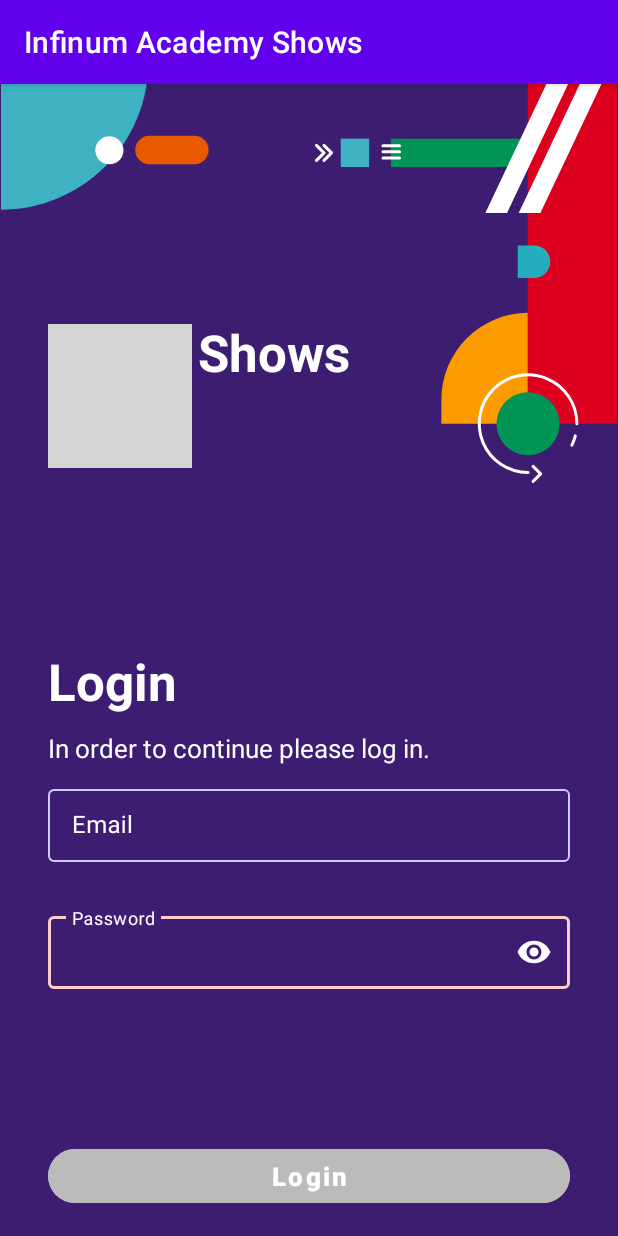
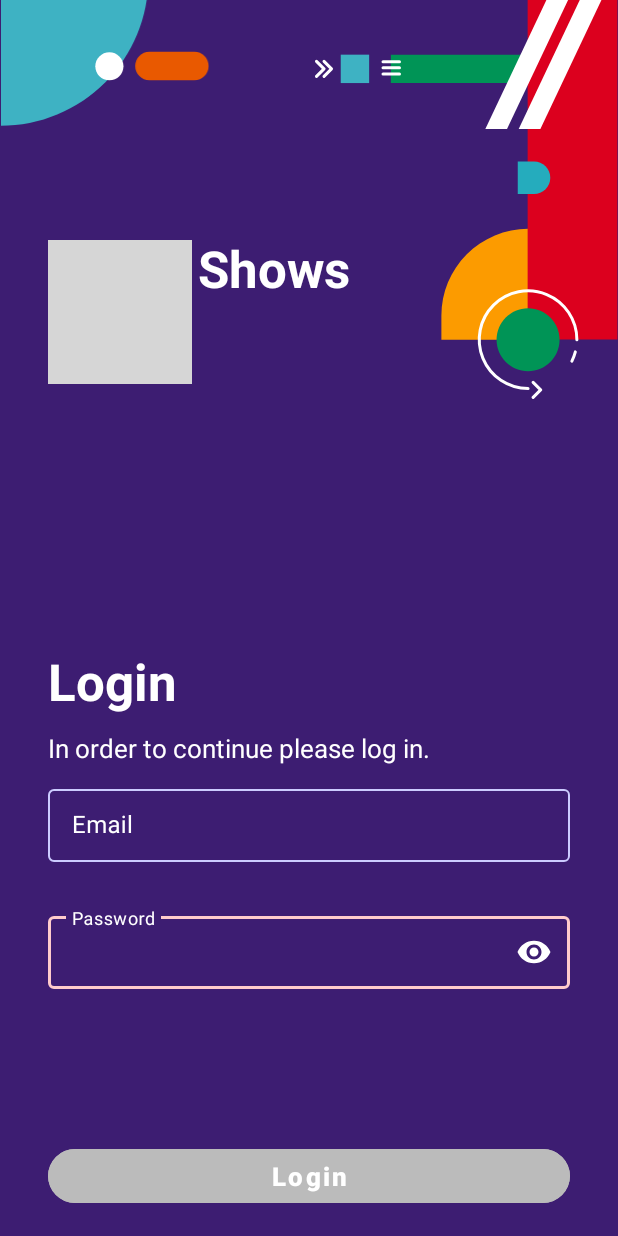
Before and after one commit to kristijan-mitrov/infinum-academy-shows-app-kristijan-mitrov, an Android app: the screen it shows after launch (LoginActivity), on a phone screen of 412 x 824 dp. Run offline under Robolectric (Android 15) with nearby library versions, the phone set to English and light mode, and no system bars; grey boxes are pictures that could not be loaded.

Commit message:
Update Login Activity

```diff
--- a/app/src/main/java/shows/kristijanmitrov/infinumacademyshows/LoginActivity.kt
+++ b/app/src/main/java/shows/kristijanmitrov/infinumacademyshows/LoginActivity.kt
@@ -11,18 +11,9 @@ class LoginActivity : AppCompatActivity() {
 
     private lateinit var binding: ActivityLoginBinding
 
-    private fun validate(){
-        if(binding.emailInput.error == null && binding.passwordInput.error == null) {
+    private fun check() {
+        if (!(binding.emailInput.error != null || binding.emailText.text == null || binding.passwordInput.error != null || binding.passwordText.text == null))
             binding.loginButton.isEnabled = true
-            binding.loginButton.setTextColor(Color.parseColor("#52368C"))
-            binding.loginButton.setBackgroundColor(Color.parseColor("#ffffff"))
-        }
-    }
-
-    private fun invalidate(){
-        binding.loginButton.isEnabled = false
-        binding.loginButton.setTextColor(Color.parseColor("#ffffff"))
-        binding.loginButton.setBackgroundColor(Color.parseColor("#BBBBBB"))
     }
 
     override fun onCreate(savedInstanceState: Bundle?) {
@@ -35,26 +26,28 @@ class LoginActivity : AppCompatActivity() {
         binding.emailText.doOnTextChanged { text, _, _, _ ->
             if (text.toString().matches(Regex("^\\w+([.-]?\\w+)*@\\w+([.-]?\\w+)*(\\.\\w{2,3})+\$"))) {
                 binding.emailInput.error = null
-                validate()
-            } else{
+                check()
+            } else {
                 binding.emailInput.error = "Email must be in correct format!"
-                invalidate()
+                binding.loginButton.isEnabled = false
             }
         }
 
         binding.passwordText.doOnTextChanged { text, _, _, _ ->
-            if(text!!.length < 6) {
-                binding.passwordInput.error = "Password must be at least 6 characters long!"
-                invalidate()
-            }else {
-                validate()
-                binding.passwordInput.error = null
+            text?.let {
+                if (it.length < 6) {
+                    binding.passwordInput.error = "Password must be at least 6 characters long!"
+                    binding.loginButton.isEnabled = false
+                } else {
+                    binding.passwordInput.error = null
+                    check()
+                }
             }
         }
 
-        binding.loginButton.setOnClickListener{
+        binding.loginButton.setOnClickListener {
             val intent = Intent(this, WelcomeActivity::class.java)
-            intent.putExtra("username", "Welcome, ${binding.emailText.text.toString().split("@")[0]}!")
+            intent.putExtra("username", binding.emailText.text.toString().split("@")[0])
             startActivity(intent)
         }
     }
--- a/app/src/main/java/shows/kristijanmitrov/infinumacademyshows/WelcomeActivity.kt
+++ b/app/src/main/java/shows/kristijanmitrov/infinumacademyshows/WelcomeActivity.kt
@@ -6,14 +6,16 @@ import shows.kristijanmitrov.infinumacademyshows.databinding.ActivityWelcomeBind
 
 class WelcomeActivity : AppCompatActivity() {
 
-    lateinit var binding: ActivityWelcomeBinding
+    private lateinit var binding: ActivityWelcomeBinding
 
     override fun onCreate(savedInstanceState: Bundle?) {
         super.onCreate(savedInstanceState)
         binding = ActivityWelcomeBinding.inflate(layoutInflater)
         setContentView(binding.root)
 
-        binding.welcomeText.text = intent.extras?.getString("username")
+        val welcomeMessage = "Welcome, ${intent.extras?.getString("username")}!"
+
+        binding.welcomeText.text = welcomeMessage
 
     }
 }
--- a/app/src/main/res/color/button_background_color.xml
+++ b/app/src/main/res/color/button_background_color.xml
@@ -1,4 +1,5 @@
 <?xml version="1.0" encoding="utf-8"?>
 <selector xmlns:android="http://schemas.android.com/apk/res/android">
-
+    <item android:state_enabled="false" android:color="@color/gray" />
+    <item android:color="@color/white" />
 </selector>
--- a/app/src/main/res/color/button_text_color.xml
+++ b/app/src/main/res/color/button_text_color.xml
@@ -1,4 +1,5 @@
 <?xml version="1.0" encoding="utf-8"?>
 <selector xmlns:android="http://schemas.android.com/apk/res/android">
-
+    <item android:state_enabled="false" android:color="@color/white" />
+    <item android:color="@color/primary" />
 </selector>
--- a/app/src/main/res/layout/activity_login.xml
+++ b/app/src/main/res/layout/activity_login.xml
@@ -7,10 +7,10 @@
     android:layout_width="match_parent"
     android:layout_height="match_parent"
     tools:context=".LoginActivity"
-    android:background="#3D1D72">
+    android:background="@color/primary">
 
     <ImageView
-        android:id="@+id/top_left_illustration"
+        android:id="@+id/topLeftIllustration"
         android:layout_width="wrap_content"
         android:layout_height="wrap_content"
         android:layout_marginTop="-15dp"
@@ -20,7 +20,7 @@
         app:layout_constraintTop_toTopOf="parent" />
 
     <ImageView
-        android:id="@+id/top_right_illustration"
+        android:id="@+id/topRightIllustration"
         android:layout_width="wrap_content"
         android:layout_height="wrap_content"
         android:src="@drawable/top_right_illustration"
@@ -53,9 +53,9 @@
         app:layout_constraintTop_toTopOf="parent" />
 
     <com.google.android.material.button.MaterialButton
-        android:id="@+id/login_button"
+        android:id="@+id/loginButton"
         android:text="@string/login"
-        android:textColor="@color/white"
+        android:textColor="@color/button_text_color"
         android:textAllCaps="false"
         android:textStyle="bold"
         android:textSize="17sp"
@@ -64,7 +64,7 @@
         android:layout_marginHorizontal="32dp"
         android:layout_marginBottom="16dp"
         android:enabled="false"
-        android:backgroundTint="#BBBBBB"
+        android:backgroundTint="@color/button_background_color"
         app:layout_constraintEnd_toEndOf="parent"
         app:layout_constraintStart_toStartOf="parent"
         app:layout_constraintBottom_toBottomOf="parent"
@@ -72,7 +72,7 @@
         />
 
     <com.google.android.material.textfield.TextInputLayout
-        android:id="@+id/password_input"
+        android:id="@+id/passwordInput"
         android:hint="@string/password"
         android:textColorHint="@color/white"
         android:layout_width="match_parent"
@@ -82,24 +82,24 @@
         app:hintTextColor="@color/white"
         app:layout_constraintEnd_toEndOf="parent"
         app:layout_constraintStart_toStartOf="parent"
-        app:layout_constraintBottom_toTopOf="@id/login_button"
+        app:layout_constraintBottom_toTopOf="@id/loginButton"
         app:endIconMode="password_toggle"
         app:endIconTint="@color/white"
         app:errorEnabled="true"
         style="@style/LoginTextInputLayoutStyle" >
 
         <com.google.android.material.textfield.TextInputEditText
-            android:singleLine="true"
-            android:id="@+id/password_text"
+            android:id="@+id/passwordText"
             android:layout_width="match_parent"
             android:layout_height="wrap_content"
+            android:singleLine="true"
             android:textColor="@color/white"
             android:inputType="textPassword" />
 
     </com.google.android.material.textfield.TextInputLayout>
 
     <com.google.android.material.textfield.TextInputLayout
-        android:id="@+id/email_input"
+        android:id="@+id/emailInput"
         android:hint="@string/email"
         android:textColorHint="@color/white"
         android:layout_width="match_parent"
@@ -109,12 +109,12 @@
         app:hintTextColor="@color/white"
         app:layout_constraintEnd_toEndOf="parent"
         app:layout_constraintStart_toStartOf="parent"
-        app:layout_constraintBottom_toTopOf="@id/password_input"
+        app:layout_constraintBottom_toTopOf="@id/passwordInput"
         app:errorEnabled="true"
         style="@style/LoginTextInputLayoutStyle" >
 
         <com.google.android.material.textfield.TextInputEditText
-            android:id="@+id/email_text"
+            android:id="@+id/emailText"
             android:layout_width="match_parent"
             android:layout_height="wrap_content"
             android:textColor="@color/white"
@@ -124,33 +124,31 @@
     </com.google.android.material.textfield.TextInputLayout>
 
     <TextView
-        android:id="@+id/description_text"
-        android:layout_width="wrap_content"
+        android:id="@+id/descriptionText"
+        android:layout_width="match_parent"
         android:layout_height="wrap_content"
-        android:layout_marginStart="32dp"
+        android:layout_marginHorizontal="32dp"
         android:layout_marginBottom="10dp"
         android:text="@string/in_order_to_continue_please_log_in"
         android:textColor="@color/white"
         android:textSize="17sp"
         app:layout_constraintEnd_toEndOf="parent"
-        app:layout_constraintHorizontal_bias="0.0"
         app:layout_constraintStart_toStartOf="parent"
-        app:layout_constraintBottom_toTopOf="@id/email_input"
+        app:layout_constraintBottom_toTopOf="@id/emailInput"
         />
 
     <TextView
-        android:id="@+id/login_text"
-        android:layout_width="wrap_content"
+        android:id="@+id/loginText"
+        android:layout_width="match_parent"
         android:layout_height="wrap_content"
-        android:layout_marginStart="32dp"
+        android:layout_marginHorizontal="32dp"
         android:layout_marginBottom="10dp"
         android:text="@string/login"
         android:textColor="@color/white"
         android:textSize="34sp"
         android:textStyle="bold"
         app:layout_constraintEnd_toEndOf="parent"
-        app:layout_constraintHorizontal_bias="0.0"
         app:layout_constraintStart_toStartOf="parent"
-        app:layout_constraintBottom_toTopOf="@id/description_text" />
+        app:layout_constraintBottom_toTopOf="@id/descriptionText" />
 
 </androidx.constraintlayout.widget.ConstraintLayout>
--- a/app/src/main/res/layout/activity_welcome.xml
+++ b/app/src/main/res/layout/activity_welcome.xml
@@ -1,4 +1,5 @@
 <?xml version="1.0" encoding="utf-8"?>
+
 <androidx.constraintlayout.widget.ConstraintLayout xmlns:android="http://schemas.android.com/apk/res/android"
     xmlns:app="http://schemas.android.com/apk/res-auto"
     xmlns:tools="http://schemas.android.com/tools"
@@ -26,16 +27,15 @@
         app:layout_constraintTop_toTopOf="parent" />
 
     <TextView
-        android:id="@+id/welcome_text"
+        android:id="@+id/welcomeText"
         android:layout_width="wrap_content"
         android:layout_height="wrap_content"
         android:text="@string/welcome"
         android:textSize="30sp"
-        app:layout_constraintBottom_toBottomOf="parent"
         app:layout_constraintEnd_toEndOf="parent"
         app:layout_constraintStart_toStartOf="parent"
         app:layout_constraintTop_toBottomOf="@id/ellipse"
-        app:layout_constraintVertical_bias="0.150" />
+        android:layout_marginTop="32dp"/>
 
 
 </androidx.constraintlayout.widget.ConstraintLayout>
--- a/app/src/main/res/values/colors.xml
+++ b/app/src/main/res/values/colors.xml
@@ -1,5 +1,7 @@
 <?xml version="1.0" encoding="utf-8"?>
 <resources>
+    <color name="primary">#3D1D72</color>
+    <color name="gray">#BBBBBB</color>
     <color name="purple_200">#FFBB86FC</color>
     <color name="purple_500">#FF6200EE</color>
     <color name="purple_700">#FF3700B3</color>
--- a/app/src/main/res/values/themes.xml
+++ b/app/src/main/res/values/themes.xml
@@ -1,13 +1,13 @@
 <resources xmlns:tools="http://schemas.android.com/tools">
     <!-- Base application theme. -->
-    <style name="Theme.InfinumAcademyShows" parent="Theme.MaterialComponents.DayNight.DarkActionBar">
+    <style name="Theme.InfinumAcademyShows" parent="Theme.MaterialComponents.DayNight.NoActionBar">
         <!-- Primary brand color. -->
-        <item name="colorPrimary">@color/purple_500</item>
-        <item name="colorPrimaryVariant">@color/purple_700</item>
+        <item name="colorPrimary">@color/primary</item>
+        <item name="colorPrimaryVariant">@color/primary</item>
         <item name="colorOnPrimary">@color/white</item>
         <!-- Secondary brand color. -->
-        <item name="colorSecondary">@color/teal_200</item>
-        <item name="colorSecondaryVariant">@color/teal_700</item>
+        <item name="colorSecondary">@color/primary</item>
+        <item name="colorSecondaryVariant">@color/primary</item>
         <item name="colorOnSecondary">@color/black</item>
         <!-- Status bar color. -->
         <item name="android:statusBarColor" tools:targetApi="l">?attr/colorPrimaryVariant</item>
```
Also changed, not shown: app/src/main/AndroidManifest.xml (+4 -6 lines).
